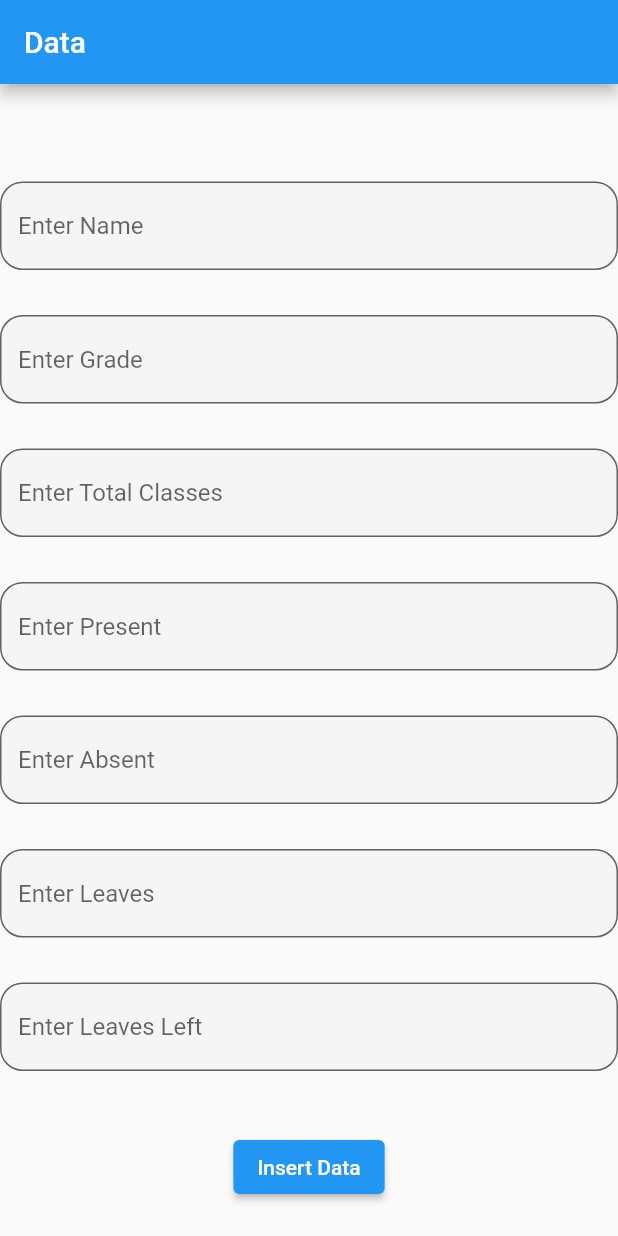
After one commit to VaibhavProject-1/RailPas, a Flutter app: the Table12 screen opened directly, on a phone screen of 412 x 824 dp. The commit adds this screen. Run offline on Flutter 3.47's test engine with Material 2 defaults, Android fonts, the phone set to English and light mode, and no system bars; our stand-ins replace another_flushbar, cloud_firestore, firebase_auth, firebase_core, firebase_database, firebase_storage and 1 more; accounts and stored records are empty.

Commit message:
Added Attendance Format Insertion Function
In this push I've simply used firestore to store the attendance records on the backend and if there are any bugs or issues kindly report them to me.

P.S. While you can insert records there is no functionality to view them yet since I'll be adding it in the later pushes.

```diff
--- a/attsys/lib/screens/auth/login.dart
+++ b/attsys/lib/screens/auth/login.dart
@@ -1,6 +1,7 @@
 import '../.././methods/auth_methods.dart';
 import 'package:flutter/material.dart';
 import '../../constants.dart';
+import '../table12.dart';
 
 import '../../widgets/input_field.dart';
 import 'signup_screen.dart';
@@ -86,7 +87,7 @@ void _login(String email, String password) async{
     {
       showFlushBar(context, result, "Successfully Logged in");
       Future.delayed(const Duration(seconds: 2),(){
-        Navigator.pushReplacement(context, MaterialPageRoute(builder: (context)=>const HomeScreen()));
+        Navigator.pushReplacement(context, MaterialPageRoute(builder: (context)=> Table12()));
       });
     }
     else
--- /dev/null
+++ b/attsys/lib/screens/table12.dart
@@ -0,0 +1,86 @@
+import 'package:cloud_firestore/cloud_firestore.dart';
+import 'package:flutter/material.dart';
+import 'package:firebase_storage/firebase_storage.dart';
+import 'package:firebase_core/firebase_core.dart';
+import '../constants.dart';
+import 'dart:typed_data';
+import 'package:firebase_database/firebase_database.dart';
+import '../../widgets/input_field.dart';
+
+class Table12 extends StatefulWidget {
+  const Table12({super.key});
+
+  @override
+  State<Table12> createState() => _TableState();
+}
+
+class _TableState extends State<Table12> {
+
+  String name="";
+  String grade="";
+  String totalClasses="";
+  String presents="";
+  String absents="";
+  String leaves="";
+  String leavesLeft="";
+
+  final TextEditingController _nameController = TextEditingController();
+  final TextEditingController _gradeController = TextEditingController();
+  final TextEditingController _totalClassesController = TextEditingController();
+  final TextEditingController _presentsController = TextEditingController();
+  final TextEditingController _absentsController = TextEditingController();
+  final TextEditingController _leavesController = TextEditingController();
+  final TextEditingController _leavesLeftController = TextEditingController();
+
+  late DatabaseReference dbRef;
+   FirebaseFirestore firestore = FirebaseFirestore.instance;
+
+  @override
+  void initState() {
+    super.initState();
+
+  }
+
+
+  @override
+  Widget build(BuildContext context) {
+    Reference ref = FirebaseStorage.instance.ref().child('profile').child(firebaseAuth.currentUser!.uid);
+     CollectionReference users = FirebaseFirestore.instance.collection('users');
+    return Scaffold(
+      appBar: AppBar(title: Text("Data"),),
+      body: Column(
+        mainAxisAlignment: MainAxisAlignment.start,
+        crossAxisAlignment: CrossAxisAlignment.center,
+        children: [
+          SizedBox(height: 65,),
+          InputField(hintText: "Enter Name", controller: _nameController),
+          SizedBox(height: 30,),
+          InputField(hintText: "Enter Grade", controller: _gradeController),
+          SizedBox(height: 30,),
+          InputField(hintText: "Enter Total Classes", controller: _totalClassesController),
+          SizedBox(height: 30,),
+          InputField(hintText: "Enter Present", controller: _presentsController),
+          SizedBox(height: 30,),
+          InputField(hintText: "Enter Absent", controller: _absentsController),
+          SizedBox(height: 30,),
+          InputField(hintText: "Enter Leaves", controller: _leavesController),
+          SizedBox(height: 30,),
+          InputField(hintText: "Enter Leaves Left", controller: _leavesLeftController),
+          SizedBox(height: 40,),
+          ElevatedButton(
+            onPressed: ()async
+            {
+             await users.add({'name':_nameController.text,"grade":_gradeController.text,"totalClasses":_totalClassesController.text,"presents":_presentsController.text,"absents":_absentsController.text,"leaves":_leavesController.text,"leavesLeft":_leavesLeftController.text});
+            },
+            child: const Text("Insert Data"),
+            ),
+
+        ]),
+
+    );
+  }
+
+
+
+
+  }
--- a/attsys/pubspec.yaml
+++ b/attsys/pubspec.yaml
@@ -49,6 +49,7 @@ dependencies:
   cloud_firestore: ^4.4.0
   firebase_storage: ^11.0.11
   image_picker: ^0.8.6+1
+  firebase_database: ^10.0.12
 
 
 dev_dependencies:
```
Also changed, not shown: attsys/lib/firebase_options.dart, attsys/pubspec.lock, 2 other files.
